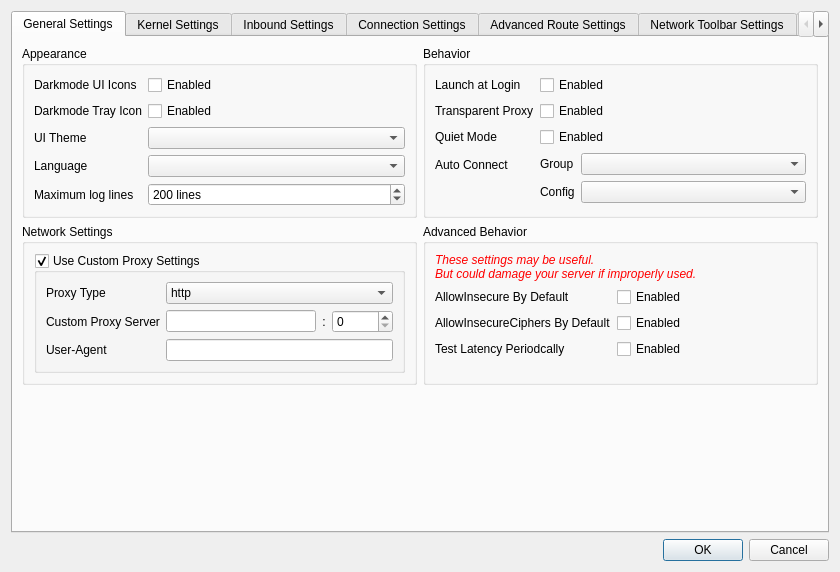
First picture: the form in src/ui/w_PreferencesWindow.ui, repository Qv2ray/Qv2ray, before the edit.
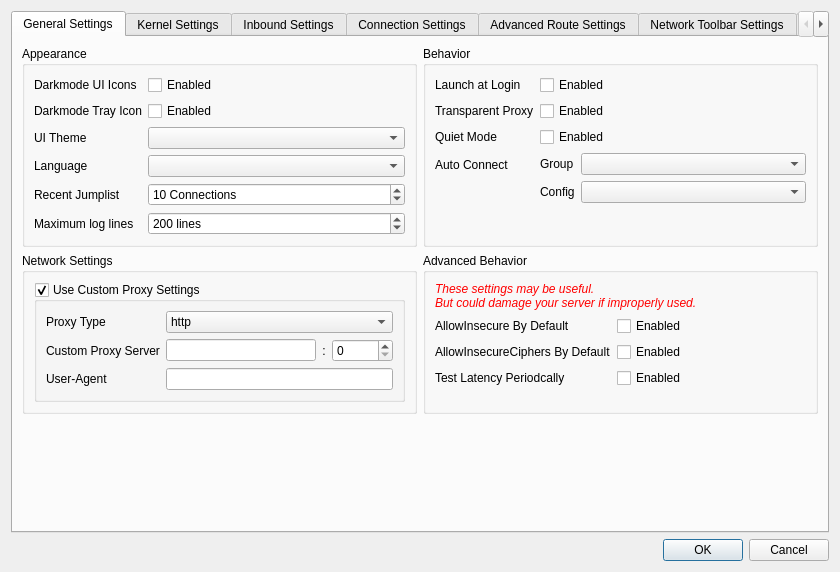
Second picture: the form after the edit. Icons and pictures are not drawn.

Commit message: add: added recent jumplist, KnownBug: 1

```diff
--- a/src/ui/w_PreferencesWindow.ui
+++ b/src/ui/w_PreferencesWindow.ui
@@ -116,14 +116,14 @@
               </property>
              </widget>
             </item>
-            <item row="4" column="0">
+            <item row="5" column="0">
              <widget class="QLabel" name="label_48">
               <property name="text">
                <string>Maximum log lines</string>
               </property>
              </widget>
             </item>
-            <item row="4" column="1">
+            <item row="5" column="1">
              <widget class="QSpinBox" name="maxLogLinesSB">
               <property name="sizePolicy">
                <sizepolicy hsizetype="MinimumExpanding" vsizetype="Fixed">
@@ -148,6 +148,29 @@
               </property>
              </widget>
             </item>
+            <item row="4" column="0">
+             <widget class="QLabel" name="label_55">
+              <property name="text">
+               <string>Recent Jumplist</string>
+              </property>
+             </widget>
+            </item>
+            <item row="4" column="1">
+             <widget class="QSpinBox" name="jumpListCountSB">
+              <property name="suffix">
+               <string> Connections</string>
+              </property>
+              <property name="minimum">
+               <number>3</number>
+              </property>
+              <property name="maximum">
+               <number>30</number>
+              </property>
+              <property name="value">
+               <number>10</number>
+              </property>
+             </widget>
+            </item>
            </layout>
           </widget>
          </item>
```
The commit also changes 8 other files.
